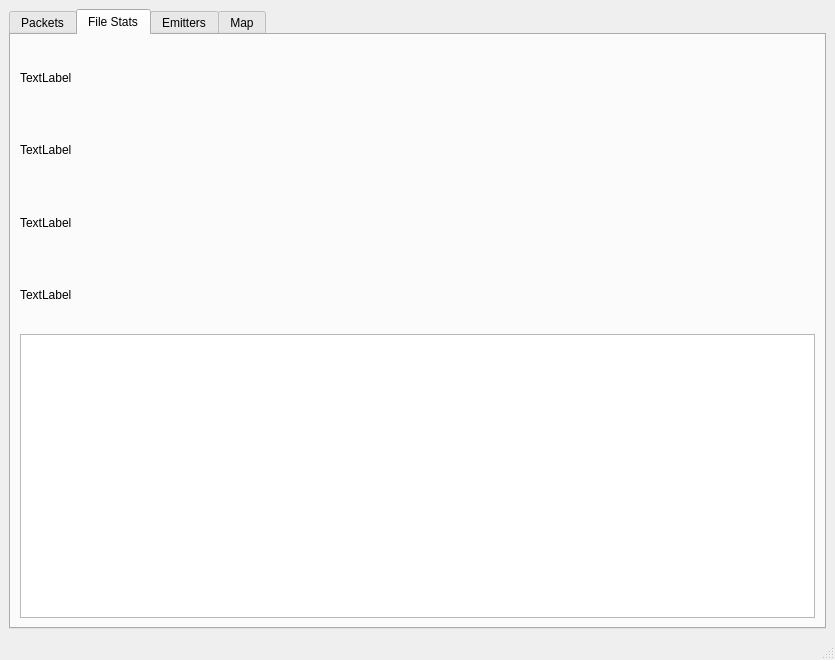
The window that ui/widgets/filewindow.ui (AntonioAlarcon32/Asterix_Decoder) describes before a commit, drawn with Qt 5.
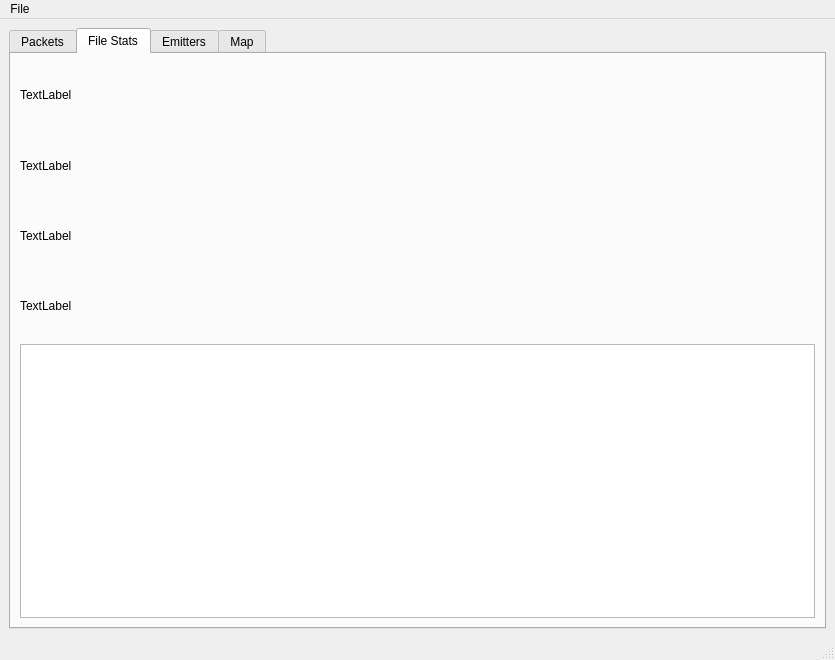
The same window after the commit. Custom widgets are drawn as their Qt base class.

Patch:
```diff
--- a/ui/widgets/filewindow.ui
+++ b/ui/widgets/filewindow.ui
@@ -218,6 +218,13 @@
      <height>22</height>
     </rect>
    </property>
+   <widget class="QMenu" name="menuFile">
+    <property name="title">
+     <string>File</string>
+    </property>
+    <addaction name="actionSave_File"/>
+   </widget>
+   <addaction name="menuFile"/>
   </widget>
   <widget class="QStatusBar" name="statusbar"/>
  </widget>
```
Left out of the diff: 5 changed lines with no effect on the pictures.
